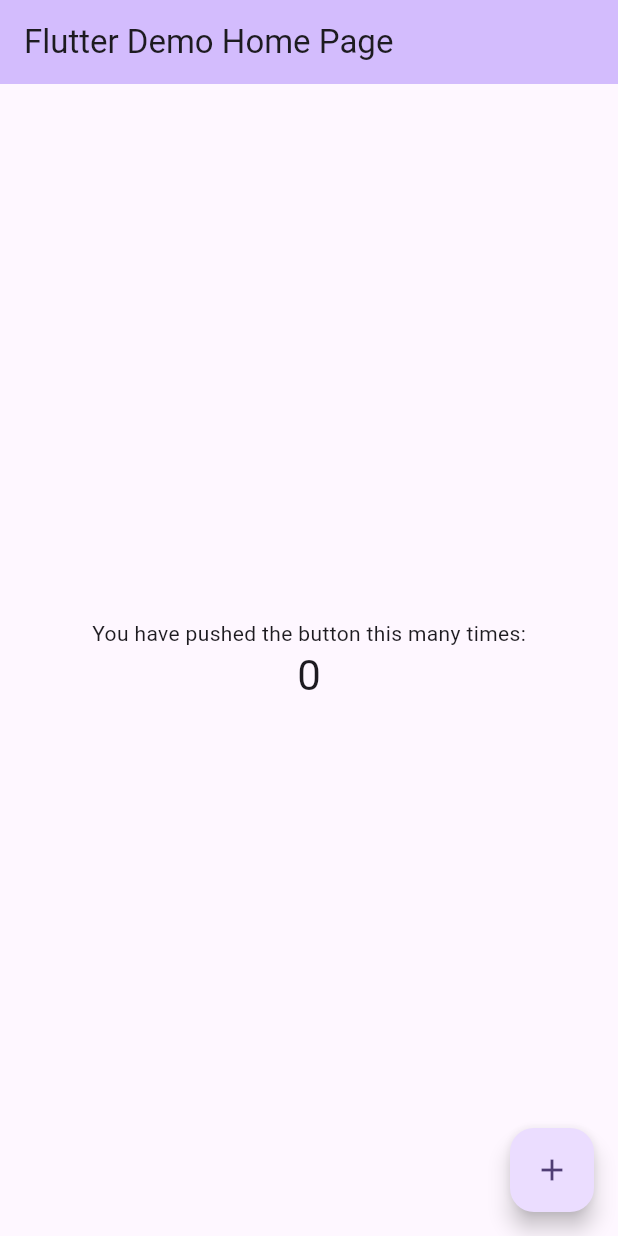
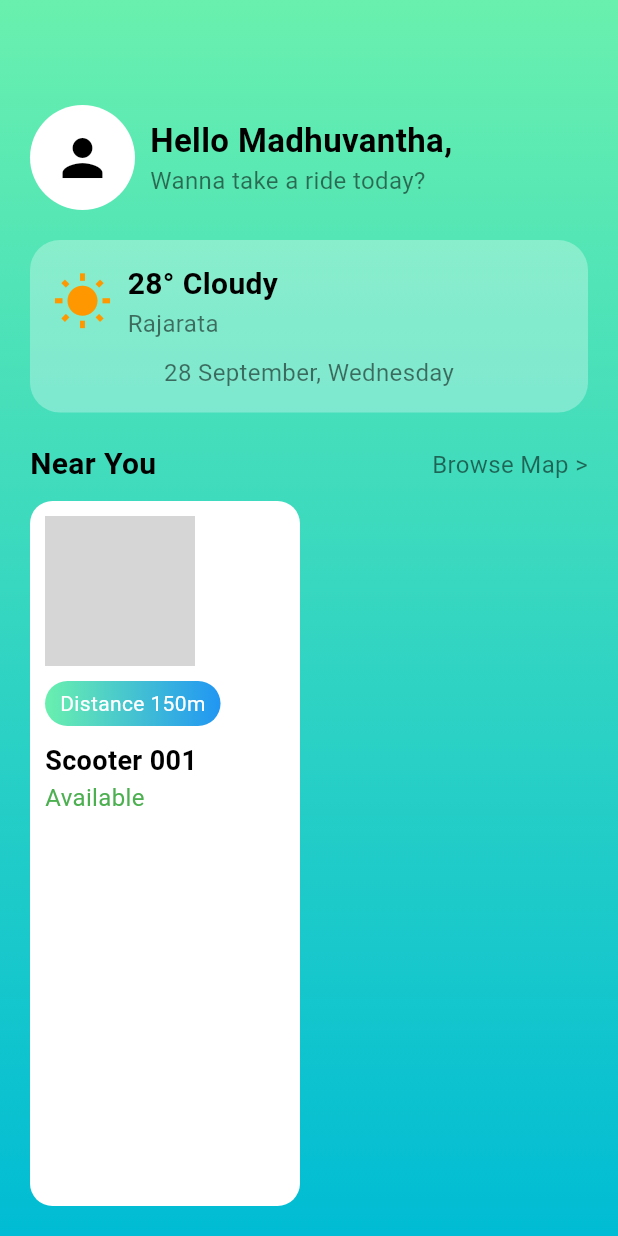
Before and after one commit to samaraEdirisooriya/Scoot-RUSL--Scooter-Management-System-, a Flutter app: the screen it shows after launch, on a phone screen of 412 x 824 dp. Run offline on Flutter 3.47's test engine with Material 3 defaults, Android fonts, the phone set to English and light mode, and no system bars; our stand-ins replace firebase_core; accounts and stored records are empty; network calls fail; grey boxes are pictures that could not be loaded.

```diff
--- a/lib/main.dart
+++ b/lib/main.dart
@@ -1,125 +1,185 @@
 import 'package:flutter/material.dart';
 
 void main() {
-  runApp(const MyApp());
+  runApp(MyApp());
 }
 
 class MyApp extends StatelessWidget {
-  const MyApp({super.key});
-
-  // This widget is the root of your application.
   @override
   Widget build(BuildContext context) {
     return MaterialApp(
-      title: 'Flutter Demo',
-      theme: ThemeData(
-        // This is the theme of your application.
-        //
-        // TRY THIS: Try running your application with "flutter run". You'll see
-        // the application has a purple toolbar. Then, without quitting the app,
-        // try changing the seedColor in the colorScheme below to Colors.green
-        // and then invoke "hot reload" (save your changes or press the "hot
-        // reload" button in a Flutter-supported IDE, or press "r" if you used
-        // the command line to start the app).
-        //
-        // Notice that the counter didn't reset back to zero; the application
-        // state is not lost during the reload. To reset the state, use hot
-        // restart instead.
-        //
-        // This works for code too, not just values: Most code changes can be
-        // tested with just a hot reload.
-        colorScheme: ColorScheme.fromSeed(seedColor: Colors.deepPurple),
-        useMaterial3: true,
-      ),
-      home: const MyHomePage(title: 'Flutter Demo Home Page'),
+      debugShowCheckedModeBanner: false,
+      home: WelcomeScreen(),
     );
   }
 }
 
-class MyHomePage extends StatefulWidget {
-  const MyHomePage({super.key, required this.title});
-
-  // This widget is the home page of your application. It is stateful, meaning
-  // that it has a State object (defined below) that contains fields that affect
-  // how it looks.
-
-  // This class is the configuration for the state. It holds the values (in this
-  // case the title) provided by the parent (in this case the App widget) and
-  // used by the build method of the State. Fields in a Widget subclass are
-  // always marked "final".
-
-  final String title;
-
-  @override
-  State<MyHomePage> createState() => _MyHomePageState();
-}
-
-class _MyHomePageState extends State<MyHomePage> {
-  int _counter = 0;
-
-  void _incrementCounter() {
-    setState(() {
-      // This call to setState tells the Flutter framework that something has
-      // changed in this State, which causes it to rerun the build method below
-      // so that the display can reflect the updated values. If we changed
-      // _counter without calling setState(), then the build method would not be
-      // called again, and so nothing would appear to happen.
-      _counter++;
-    });
-  }
-
+class WelcomeScreen extends StatelessWidget {
   @override
   Widget build(BuildContext context) {
-    // This method is rerun every time setState is called, for instance as done
-    // by the _incrementCounter method above.
-    //
-    // The Flutter framework has been optimized to make rerunning build methods
-    // fast, so that you can just rebuild anything that needs updating rather
-    // than having to individually change instances of widgets.
     return Scaffold(
-      appBar: AppBar(
-        // TRY THIS: Try changing the color here to a specific color (to
-        // Colors.amber, perhaps?) and trigger a hot reload to see the AppBar
-        // change color while the other colors stay the same.
-        backgroundColor: Theme.of(context).colorScheme.inversePrimary,
-        // Here we take the value from the MyHomePage object that was created by
-        // the App.build method, and use it to set our appbar title.
-        title: Text(widget.title),
-      ),
-      body: Center(
-        // Center is a layout widget. It takes a single child and positions it
-        // in the middle of the parent.
+      body: Container(
+        padding: EdgeInsets.all(20),
+        decoration: BoxDecoration(
+          gradient: LinearGradient(
+            colors: [Colors.greenAccent, Colors.cyan],
+            begin: Alignment.topCenter,
+            end: Alignment.bottomCenter,
+          ),
+        ),
         child: Column(
-          // Column is also a layout widget. It takes a list of children and
-          // arranges them vertically. By default, it sizes itself to fit its
-          // children horizontally, and tries to be as tall as its parent.
-          //
-          // Column has various properties to control how it sizes itself and
-          // how it positions its children. Here we use mainAxisAlignment to
-          // center the children vertically; the main axis here is the vertical
-          // axis because Columns are vertical (the cross axis would be
-          // horizontal).
-          //
-          // TRY THIS: Invoke "debug painting" (choose the "Toggle Debug Paint"
-          // action in the IDE, or press "p" in the console), to see the
-          // wireframe for each widget.
-          mainAxisAlignment: MainAxisAlignment.center,
-          children: <Widget>[
-            const Text(
-              'You have pushed the button this many times:',
+          crossAxisAlignment: CrossAxisAlignment.start,
+          children: [
+            SizedBox(height: 50),
+            Row(
+              children: [
+                CircleAvatar(
+                  radius: 35,
+                  backgroundColor: Colors.white,
+                  child: Icon(Icons.person, size: 40, color: Colors.black),
+                ),
+                SizedBox(width: 10),
+                Column(
+                  crossAxisAlignment: CrossAxisAlignment.start,
+                  children: [
+                    Text(
+                      'Hello Madhuvantha,',
+                      style: TextStyle(
+                        fontSize: 22,
+                        fontWeight: FontWeight.bold,
+                        color: Colors.black,
+                      ),
+                    ),
+                    Text(
+                      'Wanna take a ride today?',
+                      style: TextStyle(fontSize: 16, color: Colors.black54),
+                    ),
+                  ],
+                )
+              ],
             ),
-            Text(
-              '$_counter',
-              style: Theme.of(context).textTheme.headlineMedium,
+            SizedBox(height: 20),
+            Container(
+              padding: EdgeInsets.all(15),
+              decoration: BoxDecoration(
+                color: Colors.white.withOpacity(0.3),
+                borderRadius: BorderRadius.circular(20),
+              ),
+              child: Column(
+                children: [
+                  Row(
+                    children: [
+                      Icon(Icons.wb_sunny, size: 40, color: Colors.orange),
+                      SizedBox(width: 10),
+                      Column(
+                        crossAxisAlignment: CrossAxisAlignment.start,
+                        children: [
+                          Text(
+                            '28° Cloudy',
+                            style: TextStyle(
+                              fontSize: 20,
+                              fontWeight: FontWeight.bold,
+                              color: Colors.black,
+                            ),
+                          ),
+                          Text(
+                            'Rajarata',
+                            style: TextStyle(fontSize: 16, color: Colors.black54),
+                          ),
+                        ],
+                      )
+                    ],
+                  ),
+                  SizedBox(height: 10),
+                  Text(
+                    '28 September, Wednesday',
+                    style: TextStyle(fontSize: 16, color: Colors.black54),
+                  )
+                ],
+              ),
             ),
+            SizedBox(height: 20),
+            Row(
+              mainAxisAlignment: MainAxisAlignment.spaceBetween,
+              children: [
+                Text(
+                  'Near You',
+                  style: TextStyle(
+                    fontSize: 20,
+                    fontWeight: FontWeight.bold,
+                    color: Colors.black,
+                  ),
+                ),
+                Text(
+                  'Browse Map >',
+                  style: TextStyle(fontSize: 16, color: Colors.black54),
+                ),
+              ],
+            ),
+            SizedBox(height: 10),
+            Expanded(
+              child: ListView(
+                scrollDirection: Axis.horizontal,
+                children: [
+                  ScooterCard(),
+                ],
+              ),
+            )
           ],
         ),
       ),
-      floatingActionButton: FloatingActionButton(
-        onPressed: _incrementCounter,
-        tooltip: 'Increment',
-        child: const Icon(Icons.add),
-      ), // This trailing comma makes auto-formatting nicer for build methods.
     );
   }
 }
+
+class ScooterCard extends StatelessWidget {
+  @override
+  Widget build(BuildContext context) {
+    return Container(
+      width: 180,
+      margin: EdgeInsets.only(right: 10),
+      padding: EdgeInsets.all(10),
+      decoration: BoxDecoration(
+        color: Colors.white,
+        borderRadius: BorderRadius.circular(15),
+      ),
+      child: Column(
+        crossAxisAlignment: CrossAxisAlignment.start,
+        children: [
+          Image.network(
+            'https://via.placeholder.com/150',
+            height: 100,
+            fit: BoxFit.cover,
+          ),
+          SizedBox(height: 10),
+          Container(
+            padding: EdgeInsets.symmetric(vertical: 5, horizontal: 10),
+            decoration: BoxDecoration(
+              gradient: LinearGradient(
+                colors: [Colors.greenAccent, Colors.blue],
+              ),
+              borderRadius: BorderRadius.circular(20),
+            ),
+            child: Text(
+              'Distance 150m',
+              style: TextStyle(fontSize: 14, color: Colors.white),
+            ),
+          ),
+          SizedBox(height: 10),
+          Text(
+            'Scooter 001',
+            style: TextStyle(
+              fontSize: 18,
+              fontWeight: FontWeight.bold,
+              color: Colors.black,
+            ),
+          ),
+          Text(
+            'Available',
+            style: TextStyle(fontSize: 16, color: Colors.green),
+          ),
+        ],
+      ),
+    );
+  }
+}
--- a/pubspec.yaml
+++ b/pubspec.yaml
@@ -35,6 +35,12 @@ dependencies:
   # The following adds the Cupertino Icons font to your application.
   # Use with the CupertinoIcons class for iOS style icons.
   cupertino_icons: ^1.0.8
+  firebase_core: ^3.3.0
+  firebase_messaging: ^15.0.4
+  flutter_local_notifications: ^18.0.1
+  firebase_analytics: ^11.2.1
+  firebase_auth: ^5.1.4
+  cloud_firestore: ^5.2.1
 
 dev_dependencies:
   flutter_test:
```
Also changed, not shown: firebase.json (added), lib/firebase_options.dart (added), pubspec.lock, 8 other files.
